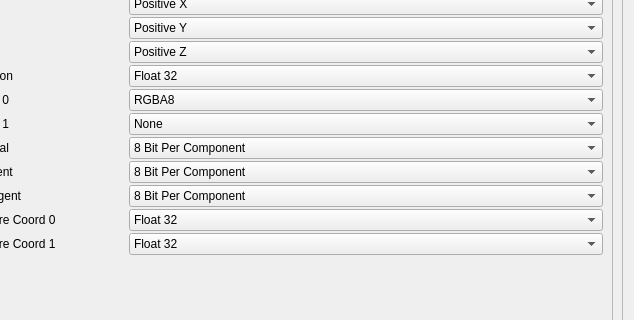
First picture: the form in ArrtSource/Conversion/UI/ConversionWidget.ui, repository Azure/azure-remote-rendering-asset-tool, before the edit; both pictures show x 459 to 1093 and y 506 to 826 of the 1093 by 921 pixel window.
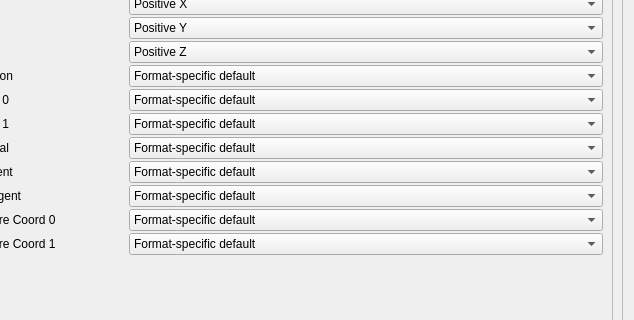
Second picture: the form after the edit.

Commit message: Format-specific default option for all vertex stream conversion settings

Diff of the .ui file:
```diff
--- a/ArrtSource/Conversion/UI/ConversionWidget.ui
+++ b/ArrtSource/Conversion/UI/ConversionWidget.ui
@@ -618,6 +618,11 @@
                   <property name="accessibleName">
                    <string>Vertex position data type</string>
                   </property>
+                  <item>
+                   <property name="text">
+                    <string>Format-specific default</string>
+                   </property>
+                  </item>
                   <item>
                    <property name="text">
                     <string>Float 32</string>
@@ -643,8 +648,13 @@
                    <string>Vertex color 0 data type</string>
                   </property>
                   <property name="currentIndex">
-                   <number>1</number>
+                   <number>0</number>
                   </property>
+                  <item>
+                   <property name="text">
+                    <string>Format-specific default</string>
+                   </property>
+                  </item>
                   <item>
                    <property name="text">
                     <string>None</string>
@@ -669,6 +679,11 @@
                   <property name="accessibleName">
                    <string>Vertex color 1 data type</string>
                   </property>
+                  <item>
+                   <property name="text">
+                    <string>Format-specific default</string>
+                   </property>
+                  </item>
                   <item>
                    <property name="text">
                     <string>None</string>
@@ -694,8 +709,13 @@
                    <string>Vertex normal data type</string>
                   </property>
                   <property name="currentIndex">
-                   <number>1</number>
+                   <number>0</number>
                   </property>
+                  <item>
+                   <property name="text">
+                    <string>Format-specific default</string>
+                   </property>
+                  </item>
                   <item>
                    <property name="text">
                     <string>None</string>
@@ -726,8 +746,13 @@
                    <string>Vertex tangent data type</string>
                   </property>
                   <property name="currentIndex">
-                   <number>1</number>
+                   <number>0</number>
                   </property>
+                  <item>
+                   <property name="text">
+                    <string>Format-specific default</string>
+                   </property>
+                  </item>
                   <item>
                    <property name="text">
                     <string>None</string>
@@ -758,8 +783,13 @@
                    <string>Vertex bitangent data type</string>
                   </property>
                   <property name="currentIndex">
-                   <number>1</number>
+                   <number>0</number>
                   </property>
+                  <item>
+                   <property name="text">
+                    <string>Format-specific default</string>
+                   </property>
+                  </item>
                   <item>
                    <property name="text">
                     <string>None</string>
@@ -790,8 +820,13 @@
                    <string>Texture coordinate 0 data type</string>
                   </property>
                   <property name="currentIndex">
-                   <number>1</number>
+                   <number>0</number>
                   </property>
+                  <item>
+                   <property name="text">
+                    <string>Format-specific default</string>
+                   </property>
+                  </item>
                   <item>
                    <property name="text">
                     <string>None</string>
@@ -822,8 +857,13 @@
                    <string>Texture coordinate 1 data type</string>
                   </property>
                   <property name="currentIndex">
-                   <number>1</number>
+                   <number>0</number>
                   </property>
+                  <item>
+                   <property name="text">
+                    <string>Format-specific default</string>
+                   </property>
+                  </item>
                   <item>
                    <property name="text">
                     <string>None</string>
```
The commit also changes 2 other files.
